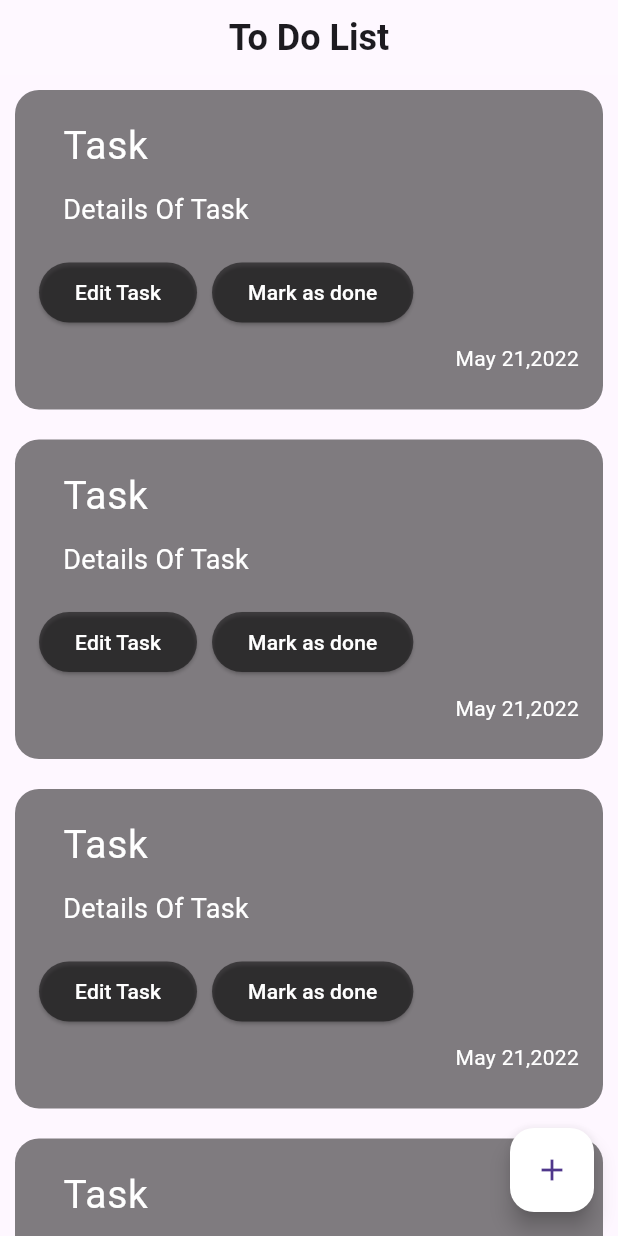
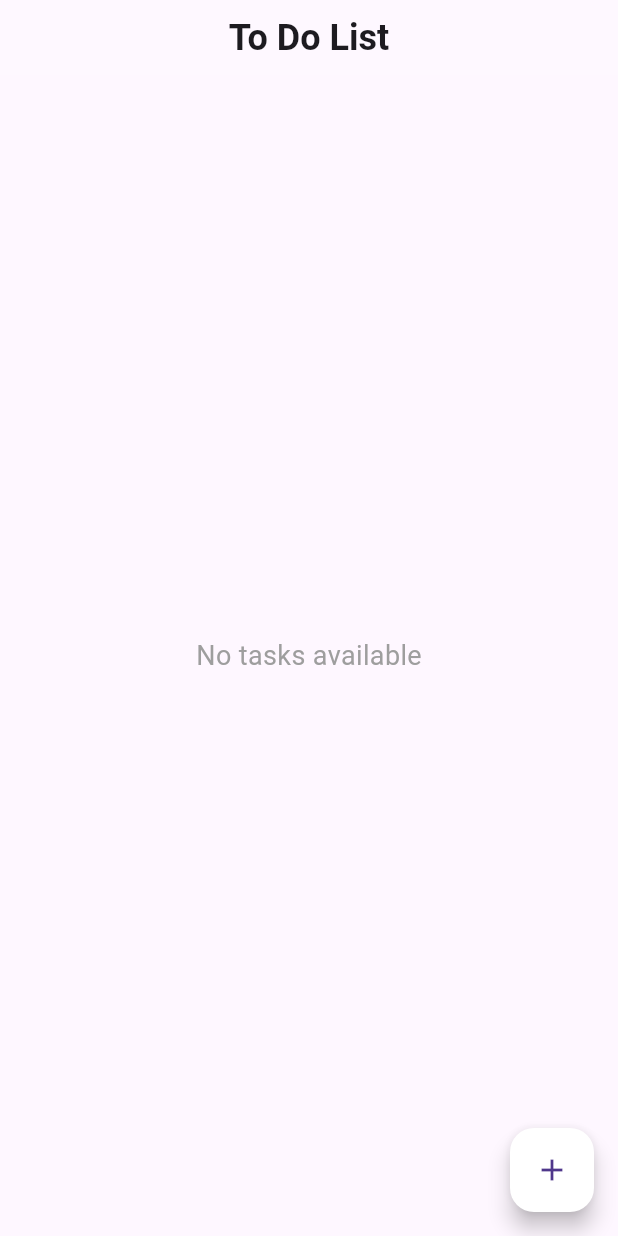
Before and after one commit to fadyashraf89/to_do_app, a Flutter app: the TasksPage screen opened by its route, on a phone screen of 412 x 824 dp. Run offline on Flutter 3.47's test engine with Material 3 defaults, Android fonts, the phone set to English and light mode, and no system bars; our stand-ins replace bloc, flutter_bloc, hive, hive_flutter; accounts and stored records are empty.

Commit message:
Final Project

```diff
--- a/lib/Cubits/add_task_cubit/AddTaskCubit.dart
+++ b/lib/Cubits/add_task_cubit/AddTaskCubit.dart
@@ -1,13 +1,15 @@
 import 'package:bloc/bloc.dart';
 import 'package:hive/hive.dart';
-
+import 'package:flutter/material.dart';
 import '../../models/TaskModel.dart';
 import 'add_task_state.dart';
 class AddTaskCubit extends Cubit<AddTaskState> {
 
   AddTaskCubit(): super(AddTaskInitial());
+  Color color = const Color(0x5F151515);
 
   AddTask(TaskModel task) async {
+    task.color = color.value;
     emit(AddTaskLoading());
     try {
       var TasksBox = Hive.box<TaskModel>("Tasks_Box");
--- a/lib/Cubits/tasks_cubit/tasks_cubit.dart
+++ b/lib/Cubits/tasks_cubit/tasks_cubit.dart
@@ -7,14 +7,16 @@ part 'tasks_state.dart';
 
 class TasksCubit extends Cubit<TasksState> {
   TasksCubit() : super(TasksInitial());
+  List<TaskModel>? tasks;
 
   fetchAllTasks() async {
-    try {
-      var TasksBox = Hive.box<TaskModel>("Tasks_Box");
-      List<TaskModel> tasks = TasksBox.values.toList();
-      emit(TasksSuccess(tasks));
-    } catch (e) {
-      emit(TasksFailed(e.toString()));
+    var TasksBox = Hive.box<TaskModel>("Tasks_Box");
+    tasks = TasksBox.values.toList();
+    if (tasks!.isEmpty) {
+      emit(TasksEmpty());
+    } else {
+      emit(TasksSuccess());
     }
+
   }
 }
--- a/lib/Cubits/tasks_cubit/tasks_state.dart
+++ b/lib/Cubits/tasks_cubit/tasks_state.dart
@@ -4,15 +4,5 @@ part of 'tasks_cubit.dart';
 abstract class TasksState {}
 
 class TasksInitial extends TasksState {}
-
-class TasksLoading extends TasksState {}
-
-class TasksSuccess extends TasksState {
-  final List<TaskModel> tasks;
-  TasksSuccess(this.tasks);
-}
-
-class TasksFailed extends TasksState {
-  final String errMessage;
-  TasksFailed(this.errMessage);
-}
+class TasksEmpty extends TasksState{}
+class TasksSuccess extends TasksState {}
--- a/lib/models/TaskModel.dart
+++ b/lib/models/TaskModel.dart
@@ -5,13 +5,13 @@ part 'TaskModel.g.dart';
 @HiveType(typeId: 0)
 class TaskModel extends HiveObject{
   @HiveField(0)
-  final String title;
+  String title;
   @HiveField(1)
-  final String subTitle;
+  String subTitle;
   @HiveField(2)
-  final String date;
+  String date;
   @HiveField(3)
-  final int color;
+  int color;
   TaskModel({
     required this.title,
     required this.subTitle,
--- a/lib/screens/TasksPage.dart
+++ b/lib/screens/TasksPage.dart
@@ -1,8 +1,5 @@
 import 'package:flutter/material.dart';
-import 'package:flutter_bloc/flutter_bloc.dart';
-import 'package:to_do_app/Cubits/tasks_cubit/tasks_cubit.dart';
-import 'package:to_do_app/widgets/custom_app_bar.dart';
-import 'package:to_do_app/widgets/task_item.dart';
+import 'package:to_do_app/widgets/TasksPageBody.dart';
 
 import '../widgets/add_task_bottom_sheet.dart';
 
@@ -17,21 +14,9 @@ class TasksPage extends StatefulWidget {
 
 class _TasksPageState extends State<TasksPage> {
   @override
-  @override
   Widget build(BuildContext context) {
-    return BlocProvider(
-      create: (context) => TasksCubit(),
-      child: Scaffold(
+    return Scaffold(
       resizeToAvoidBottomInset: true,
-        appBar: const PreferredSize(
-          preferredSize: Size.fromHeight(50.0),
-          child: CustomAppBar(
-            title: "To Do List",
-          ),
-        ),
-        body: ListView.builder(itemBuilder: (context, index) {
-          return const TaskItem();
-        }),
       floatingActionButton: FloatingActionButton(
         backgroundColor: Colors.white,
         onPressed: () {
@@ -44,7 +29,7 @@ class _TasksPageState extends State<TasksPage> {
         },
         child: const Icon(Icons.add),
       ),
-      ),
+      body: const TasksPageBody(),
     );
   }
 }
--- /dev/null
+++ b/lib/widgets/TasksPageBody.dart
@@ -0,0 +1,58 @@
+import 'package:flutter/material.dart';
+import 'package:flutter_bloc/flutter_bloc.dart';
+import 'package:to_do_app/Cubits/tasks_cubit/tasks_cubit.dart';
+import 'package:to_do_app/widgets/TasksListView.dart';
+
+import 'custom_app_bar.dart';
+
+class TasksPageBody extends StatefulWidget {
+  const TasksPageBody({super.key});
+
+  @override
+  State<TasksPageBody> createState() => _TasksPageBodyState();
+}
+
+class _TasksPageBodyState extends State<TasksPageBody> {
+  @override
+  void initState() {
+    BlocProvider.of<TasksCubit>(context).fetchAllTasks();
+    super.initState();
+  }
+
+  @override
+  Widget build(BuildContext context) {
+    return Scaffold(
+      appBar: const PreferredSize(
+        preferredSize: Size.fromHeight(50),
+        child: CustomAppBar(
+          title: "To Do List",
+        ),
+      ),
+      body: BlocBuilder<TasksCubit, TasksState>(
+        builder: (context, state) {
+          if (state is TasksSuccess) {
+            return Column(
+              children: const [
+                Expanded(
+                  child: TasksListView(),
+                ),
+              ],
+            );
+          } else if (state is TasksEmpty) {
+            return Center(
+              child: Container(
+                padding: const EdgeInsets.all(16.0),
+                child: const Text(
+                  'No tasks available',
+                  style: TextStyle(fontSize: 18, color: Colors.grey),
+                ),
+              ),
+            );
+          } else {
+            return const Center(child: CircularProgressIndicator());
+          }
+        },
+      ),
+    );
+  }
+}
--- a/lib/widgets/add_task_bottom_sheet.dart
+++ b/lib/widgets/add_task_bottom_sheet.dart
@@ -2,6 +2,7 @@ import 'package:flutter/material.dart';
 import 'package:flutter_bloc/flutter_bloc.dart';
 import 'package:to_do_app/Cubits/add_task_cubit/AddTaskCubit.dart';
 import 'package:to_do_app/Cubits/add_task_cubit/add_task_state.dart';
+import 'package:to_do_app/Cubits/tasks_cubit/tasks_cubit.dart';
 
 import 'AddTaskForm.dart';
 
@@ -28,7 +29,7 @@ class _AddTaskBottomSheetState extends State<AddTaskBottomSheet> {
                   print('failed  ${state.errorMessage}');
                 }
                 if (state is AddTaskSuccess) {
-                  print("State et3amalet");
+                  BlocProvider.of<TasksCubit>(context).fetchAllTasks();
                   Navigator.pop(context);
                 }
               },
--- a/lib/widgets/task_item.dart
+++ b/lib/widgets/task_item.dart
@@ -1,29 +1,29 @@
 import "package:flutter/material.dart";
-import "package:to_do_app/screens/EditTask.dart";
-class TaskItem extends StatefulWidget {
-  const TaskItem({super.key});
+import "package:flutter_bloc/flutter_bloc.dart";
+import "package:to_do_app/Cubits/tasks_cubit/tasks_cubit.dart";
+import "package:to_do_app/models/TaskModel.dart";
+
+class TaskItem extends StatelessWidget {
+  const TaskItem({super.key, required this.task});
+
+  final TaskModel task;
 
   @override
-  State<TaskItem> createState() => _TaskItemState();
-}
-
-class _TaskItemState extends State<TaskItem> {
-  bool? check = false;  @override
   Widget build(BuildContext context) {
     return Padding(
       padding: const EdgeInsets.all(10.0),
       child: Container(
         decoration: BoxDecoration(
-          color: Colors.black. withOpacity(0.5),
+          color: Color(task.color),
           borderRadius: BorderRadius.circular(16),
         ),
         padding: const EdgeInsets.only(left: 16, top: 10, bottom: 24),
         child: Column(
           crossAxisAlignment: CrossAxisAlignment.end,
           children: [
-            const ListTile(
+            ListTile(
               title: Text(
-                'Task',
+                task.title,
                 style: TextStyle(
                   fontSize: 26,
                   color: Colors.white,
@@ -32,7 +32,7 @@ class _TaskItemState extends State<TaskItem> {
               subtitle: Padding(
                 padding: EdgeInsets.symmetric(vertical: 10),
                 child: Text(
-                  'Details Of Task',
+                  task.subTitle,
                   style: TextStyle(
                     fontSize: 18,
                     color: Colors.white,
@@ -40,43 +40,27 @@ class _TaskItemState extends State<TaskItem> {
                 ),
               ),
             ),
-            Row(
-              children: [
-                ElevatedButton(
-                  style: ElevatedButton.styleFrom(
-                    backgroundColor: Colors.black.withOpacity(0.5),
-                    foregroundColor: Colors.white,
+            Padding(
+              padding: EdgeInsets.symmetric(horizontal: 20),
+              child: Row(
+                mainAxisAlignment: MainAxisAlignment.spaceBetween,
+                children: [
+                  Text(
+                    task.date,
+                    style: TextStyle(
+                      color: Colors.white,
+                    ),
                   ),
-                  child: const Text("Edit Task"),
-                  onPressed: (){
-                    Navigator.push(
-                      context,
-                      MaterialPageRoute(builder: (context) {
-                        return const EditTask();
-                      }),
-                    );
-                  },
-                ),
-                const SizedBox(width: 10),
-                ElevatedButton(
-                  style: ElevatedButton.styleFrom(
-                    backgroundColor: Colors.black.withOpacity(0.5),
-                    foregroundColor: Colors.white,
-                  ),
-                  child: const Text("Mark as done"),
-                  onPressed: (){
-
-                  },
-                )
-              ],
-            ),
-            const Padding(
-              padding: EdgeInsets.only(right: 16, top: 10),
-              child: Text(
-                'May 21,2022',
-                style: TextStyle(
-                  color: Colors.white,
-                ),
+                  IconButton(
+                      onPressed: () {
+                        task.delete();
+                        BlocProvider.of<TasksCubit>(context).fetchAllTasks();
+                      },
+                      icon: const Icon(
+                        Icons.done,
+                        color: Colors.white,
+                      )),
+                ],
               ),
             )
           ],
--- a/pubspec.yaml
+++ b/pubspec.yaml
@@ -39,6 +39,7 @@ dependencies:
   hive_flutter:
   flutter_bloc:
   modal_progress_hud_nsn:
+  intl: ^0.19.0
 dev_dependencies:
   flutter_test:
     sdk: flutter
```
Also changed, not shown: lib/main.dart (+5 -5 lines), lib/screens/EditTask.dart (deleted, +0 -51 lines), lib/widgets/AddTaskForm.dart (+21 -9 lines), lib/widgets/ColorsListView.dart (added, +77 -0 lines), lib/widgets/TasksListView.dart (added, +32 -0 lines), pubspec.lock. Lines whose indentation alone changed are shown as unchanged.
